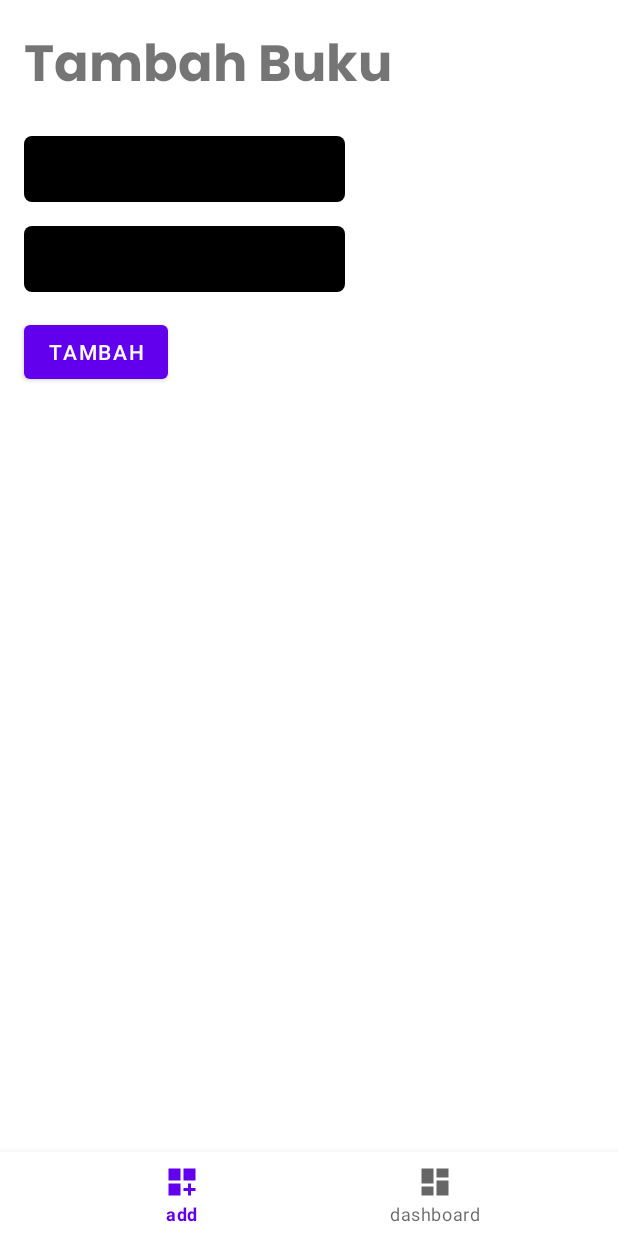
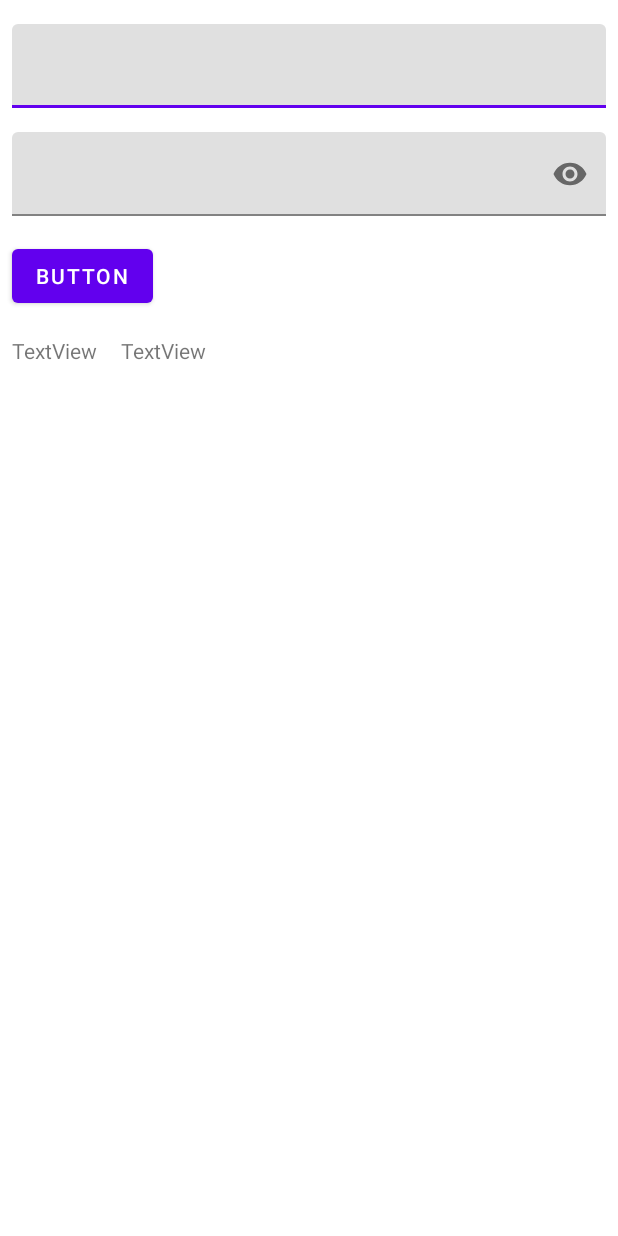
Before and after one commit to putuuu/ListBuku, an Android app: the screen it shows after launch (MainActivity before the commit, Login after it), on a phone screen of 412 x 824 dp. Run offline under Robolectric (Android 15) with nearby library versions, the phone set to English and light mode, and no system bars; our stand-ins replace Firebase (no records; nobody signed in at launch, a user with empty details on screens opened directly).

Commit message:
icon & account add

```diff
--- a/app/build.gradle
+++ b/app/build.gradle
@@ -51,4 +51,10 @@ dependencies {
     implementation 'com.google.firebase:firebase-analytics-ktx'
     implementation 'com.google.firebase:firebase-core:21.1.1'
     implementation 'com.google.firebase:firebase-firestore:24.4.2'
+    implementation 'com.google.firebase:firebase-auth-ktx'
+    implementation 'com.google.firebase:firebase-storage-ktx'
+
+    implementation 'com.github.bumptech.glide:glide:4.14.2'
+    annotationProcessor 'com.github.bumptech.glide:compiler:4.11.0'
+
 }
--- /dev/null
+++ b/app/src/main/res/drawable/ic_baseline_account_box_24.xml
@@ -0,0 +1,5 @@
+<vector android:height="24dp" android:tint="#000000"
+    android:viewportHeight="24" android:viewportWidth="24"
+    android:width="24dp" xmlns:android="http://schemas.android.com/apk/res/android">
+    <path android:fillColor="@android:color/white" android:pathData="M19,3H5C3.9,3 3,3.9 3,5v14c0,1.1 0.9,2 2,2h14c1.1,0 2,-0.9 2,-2V5C21,3.9 20.1,3 19,3zM12,6c1.93,0 3.5,1.57 3.5,3.5c0,1.93 -1.57,3.5 -3.5,3.5s-3.5,-1.57 -3.5,-3.5C8.5,7.57 10.07,6 12,6zM19,19H5v-0.23c0,-0.62 0.28,-1.2 0.76,-1.58C7.47,15.82 9.64,15 12,15s4.53,0.82 6.24,2.19c0.48,0.38 0.76,0.97 0.76,1.58V19z"/>
+</vector>
--- /dev/null
+++ b/app/src/main/res/layout/activity_login.xml
@@ -0,0 +1,80 @@
+<?xml version="1.0" encoding="utf-8"?>
+<androidx.constraintlayout.widget.ConstraintLayout xmlns:android="http://schemas.android.com/apk/res/android"
+    xmlns:app="http://schemas.android.com/apk/res-auto"
+    xmlns:tools="http://schemas.android.com/tools"
+    android:layout_width="match_parent"
+    android:layout_height="match_parent"
+    tools:context=".ui.Login">
+
+    <com.google.android.material.textfield.TextInputLayout
+        android:id="@+id/textInputLayout4"
+        android:layout_width="match_parent"
+        android:layout_height="wrap_content"
+        android:layout_marginStart="8dp"
+        android:layout_marginTop="16dp"
+        android:layout_marginEnd="8dp"
+        app:layout_constraintEnd_toEndOf="parent"
+        app:layout_constraintStart_toStartOf="parent"
+        app:layout_constraintTop_toTopOf="parent">
+
+        <EditText
+            android:id="@+id/editTextTextEmailAddress"
+            android:layout_width="match_parent"
+            android:layout_height="match_parent"
+            android:layout_marginStart="0dp"
+            android:layout_marginTop="0dp"
+            android:ems="10"
+            android:inputType="textEmailAddress" />
+
+    </com.google.android.material.textfield.TextInputLayout>
+
+    <com.google.android.material.textfield.TextInputLayout
+        android:id="@+id/textInputLayout5"
+        android:layout_width="match_parent"
+        android:layout_height="0dp"
+        android:layout_marginStart="8dp"
+        android:layout_marginTop="16dp"
+        android:layout_marginEnd="8dp"
+        app:layout_constraintEnd_toEndOf="parent"
+        app:layout_constraintHorizontal_bias="1.0"
+        app:layout_constraintStart_toStartOf="parent"
+        app:layout_constraintTop_toBottomOf="@+id/textInputLayout4"
+        app:passwordToggleEnabled="true">
+
+        <EditText
+            android:id="@+id/editTextTextPassword"
+            android:layout_width="match_parent"
+            android:layout_height="match_parent"
+            android:layout_marginTop="0dp"
+            android:ems="10"
+            android:inputType="textPassword" />
+    </com.google.android.material.textfield.TextInputLayout>
+
+    <Button
+        android:id="@+id/button"
+        android:layout_width="wrap_content"
+        android:layout_height="wrap_content"
+        android:layout_marginTop="16dp"
+        android:text="Button"
+        app:layout_constraintStart_toStartOf="@+id/textInputLayout5"
+        app:layout_constraintTop_toBottomOf="@+id/textInputLayout5" />
+
+    <TextView
+        android:id="@+id/textView2"
+        android:layout_width="wrap_content"
+        android:layout_height="wrap_content"
+        android:layout_marginTop="16dp"
+        android:text="TextView"
+        app:layout_constraintStart_toStartOf="@+id/button"
+        app:layout_constraintTop_toBottomOf="@+id/button" />
+
+    <TextView
+        android:id="@+id/textView3"
+        android:layout_width="wrap_content"
+        android:layout_height="wrap_content"
+        android:layout_marginStart="16dp"
+        android:layout_marginTop="16dp"
+        android:text="TextView"
+        app:layout_constraintStart_toEndOf="@+id/textView2"
+        app:layout_constraintTop_toBottomOf="@+id/button" />
+</androidx.constraintlayout.widget.ConstraintLayout>
--- a/app/src/main/res/layout/fragment_add.xml
+++ b/app/src/main/res/layout/fragment_add.xml
@@ -30,7 +30,6 @@
             android:layout_marginTop="16dp"
             android:autofillHints="username"
             android:fontFamily="@font/poppinssemibold"
-            android:background="@drawable/ic_baseline_rectangle_24"
             android:hint="Judul Buku"
             android:inputType="textCapWords"
             android:textSize="14sp"
@@ -43,7 +42,6 @@
             android:layout_height="44dp"
             android:layout_marginTop="16dp"
             android:autofillHints="username"
-            android:background="@drawable/ic_baseline_rectangle_24"
             android:fontFamily="@font/poppinssemibold"
             android:hint="Pengarang"
             android:inputType="textCapWords"
--- a/app/src/main/res/menu/bottom_navigation_menu.xml
+++ b/app/src/main/res/menu/bottom_navigation_menu.xml
@@ -11,4 +11,10 @@
         android:enabled="true"
         android:icon="@drawable/ic_baseline_dashboard_24"
         android:title="@string/dashboard" />
+    <item
+        android:id="@+id/action_account"
+        android:enabled="true"
+        android:icon="@drawable/ic_baseline_account_box_24"
+        android:title="account"/>
+
 </menu>
--- a/app/src/main/res/navigation/bnv.xml
+++ b/app/src/main/res/navigation/bnv.xml
@@ -15,4 +15,9 @@
         android:name="com.example.tugasbnv.ui.dashboard"
         android:label="fragment_dashboard"
         tools:layout="@layout/fragment_dashboard" />
+    <fragment
+        android:id="@+id/action_account"
+        android:name="com.example.tugasbnv.ui.account"
+        android:label="fragment_account"
+        tools:layout="@layout/fragment_account" />
 </navigation>
```
Also changed, not shown: app/src/main/AndroidManifest.xml (+19 -4 lines), app/src/main/java/com/example/tugasbnv/model/Akun.kt (added, +7 -0 lines), app/src/main/java/com/example/tugasbnv/ui/Login.kt (added, +102 -0 lines), app/src/main/java/com/example/tugasbnv/ui/Signin.kt (added, +144 -0 lines), app/src/main/java/com/example/tugasbnv/ui/account.kt (added, +62 -0 lines), app/src/main/java/com/example/tugasbnv/ui/add.kt (+31 -20 lines), app/src/main/java/com/example/tugasbnv/ui/dashboard.kt (+5 -2 lines), app/src/main/res/drawable/bacaslur.xml (added, +24 -0 lines), app/src/main/res/layout/activity_signin.xml (added, +126 -0 lines), app/src/main/res/layout/fragment_account.xml (added, +35 -0 lines).
